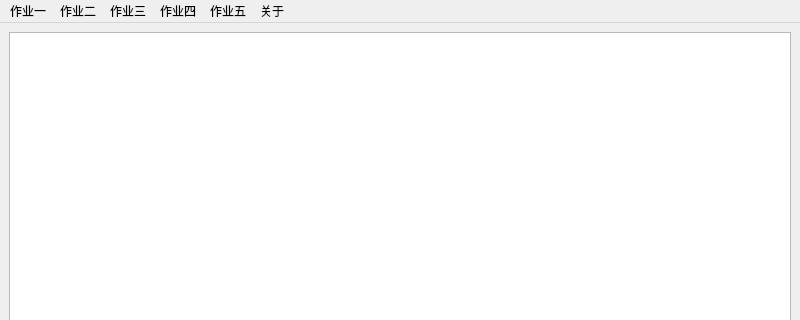
The window that mainwindow.ui (Mythologyli/Rusty) describes before a commit, drawn with Qt 5; both pictures show x 0 to 800 and y 0 to 320 of the 800 by 600 pixel window.
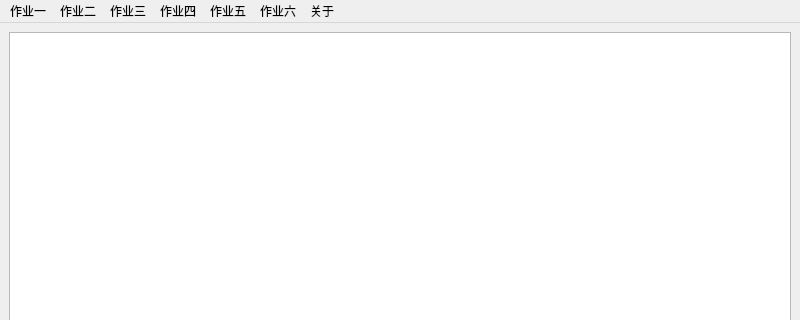
The same window after the commit.

What changed in the file:
```diff
--- a/mainwindow.ui
+++ b/mainwindow.ui
@@ -80,11 +80,18 @@
     </property>
     <addaction name="imageRestorationAction"/>
    </widget>
+   <widget class="QMenu" name="hw6Menu">
+    <property name="title">
+     <string>作业六</string>
+    </property>
+    <addaction name="reconstructionAction"/>
+   </widget>
    <addaction name="hw1Menu"/>
    <addaction name="hw2Menu"/>
    <addaction name="hw3Menu"/>
    <addaction name="hw4Menu"/>
    <addaction name="hw5Menu"/>
+   <addaction name="hw6Menu"/>
    <addaction name="aboutMenu"/>
   </widget>
   <widget class="QStatusBar" name="statusbar"/>
```
Left out of the diff: 5 changed lines with no effect on the pictures.
